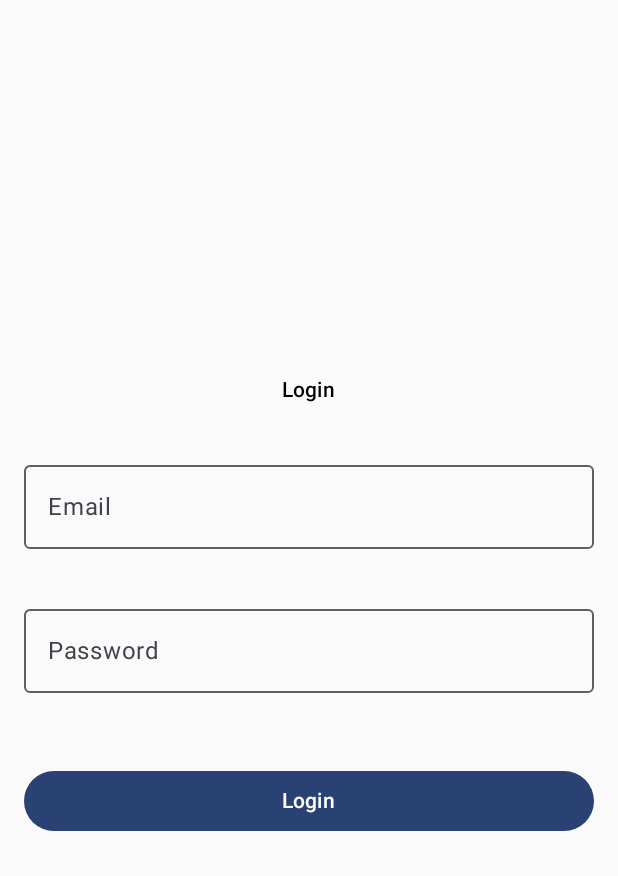
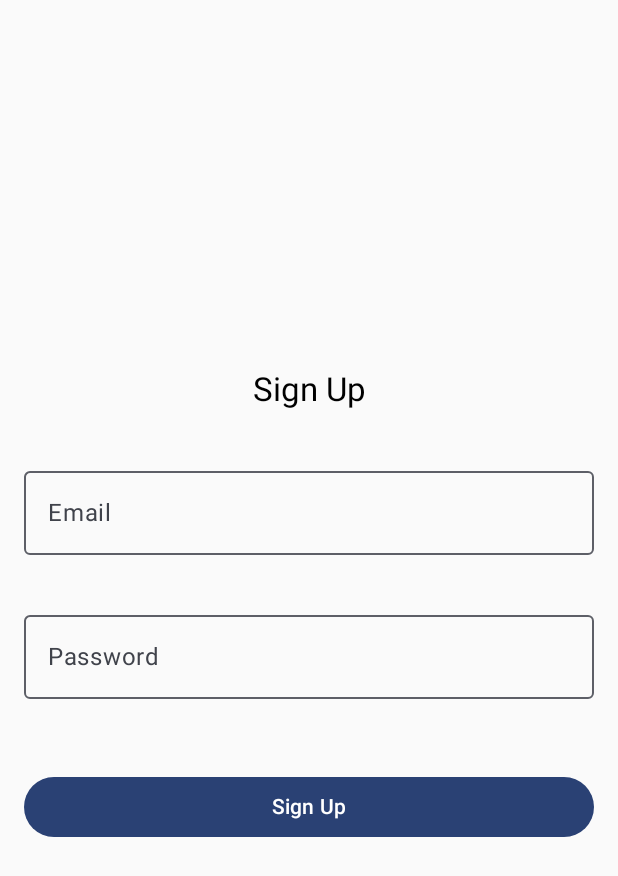
Before and after one commit to mclmarques/Booklub, an Android app built with Jetpack Compose: the screen it shows after launch (MainActivity), on a phone screen of 412 x 824 dp. Shown: the top 876 px of the screen. Run offline under Robolectric (Android 15) with nearby library versions, the phone set to English and light mode, and no system bars; our stand-ins replace Firebase (no records; nobody signed in at launch, a user with empty details on screens opened directly).

Commit message:
Added test screen login + sign up Added logic for login + sign up Other improvements

```diff
--- a/app/build.gradle.kts
+++ b/app/build.gradle.kts
@@ -79,5 +79,11 @@ dependencies {
 
     implementation (libs.androidx.lifecycle.viewmodel.compose)
 
+    //Coil
+    implementation("io.coil-kt:coil-compose:2.7.0")
+
+    //Icons
+    implementation("androidx.compose.material:material-icons-extended:1.6.0")
+
 
 }
--- a/app/src/main/AndroidManifest.xml
+++ b/app/src/main/AndroidManifest.xml
@@ -1,7 +1,7 @@
 <?xml version="1.0" encoding="utf-8"?>
 <manifest xmlns:android="http://schemas.android.com/apk/res/android"
     xmlns:tools="http://schemas.android.com/tools">
-
+    <uses-permission android:name="android.permission.INTERNET"/>
     <application
         android:allowBackup="true"
         android:dataExtractionRules="@xml/data_extraction_rules"
--- a/app/src/main/java/com/booklub/MainActivity.kt
+++ b/app/src/main/java/com/booklub/MainActivity.kt
@@ -12,7 +12,10 @@ import androidx.compose.runtime.Composable
 import androidx.compose.ui.Modifier
 import androidx.compose.ui.tooling.preview.Preview
 import com.booklub.ui.LoginScreen
+import com.booklub.ui.SignUpScreen
 import com.booklub.ui.theme.BooklubTheme
+import com.booklub.ui.theme.ForumScreen
+import com.booklub.ui.theme.MainScreenViewModel
 
 class MainActivity : ComponentActivity() {
     override fun onCreate(savedInstanceState: Bundle?) {
@@ -20,7 +23,9 @@ class MainActivity : ComponentActivity() {
         enableEdgeToEdge()
         setContent {
             BooklubTheme {
-                LoginScreen(onLoginSuccess = {/*TODO*/})
+                SignUpScreen {
+                    ForumScreen();
+                }
             }
         }
     }
--- a/app/src/main/java/com/booklub/ui/LoginScreen.kt
+++ b/app/src/main/java/com/booklub/ui/LoginScreen.kt
@@ -21,19 +21,15 @@ import androidx.compose.ui.Alignment
 import androidx.compose.ui.Modifier
 import androidx.compose.ui.graphics.Color
 import androidx.compose.ui.text.input.PasswordVisualTransformation
+import androidx.compose.ui.tooling.preview.Preview
 import androidx.compose.ui.unit.dp
 import androidx.lifecycle.viewmodel.compose.viewModel
-import androidx.compose.runtime.*
-import androidx.compose.foundation.layout.*
-import androidx.compose.material.*
-import androidx.compose.ui.tooling.preview.Preview
 
 
 @Composable
 fun LoginScreen(viewModel: LoginViewModel = viewModel(), onLoginSuccess: () -> Unit) {
     var email by remember { mutableStateOf("") }
     var password by remember { mutableStateOf("") }
-
     val loginState = viewModel.loginState
 
     Column(
--- a/app/src/main/java/com/booklub/ui/SignupScreen.kt
+++ b/app/src/main/java/com/booklub/ui/SignupScreen.kt
@@ -1 +1,76 @@
 package com.booklub.ui
+
+import androidx.compose.foundation.layout.Arrangement
+import androidx.compose.foundation.layout.Column
+import androidx.compose.foundation.layout.Spacer
+import androidx.compose.foundation.layout.fillMaxSize
+import androidx.compose.foundation.layout.fillMaxWidth
+import androidx.compose.foundation.layout.height
+import androidx.compose.foundation.layout.padding
+import androidx.compose.material3.Button
+import androidx.compose.material3.CircularProgressIndicator
+import androidx.compose.material3.MaterialTheme
+import androidx.compose.material3.OutlinedTextField
+import androidx.compose.material3.Text
+import androidx.compose.runtime.Composable
+import androidx.compose.runtime.getValue
+import androidx.compose.runtime.mutableStateOf
+import androidx.compose.runtime.remember
+import androidx.compose.runtime.setValue
+import androidx.compose.ui.Alignment
+import androidx.compose.ui.Modifier
+import androidx.compose.ui.graphics.Color
+import androidx.compose.ui.text.input.PasswordVisualTransformation
+import androidx.compose.ui.unit.dp
+import androidx.lifecycle.viewmodel.compose.viewModel
+import androidx.compose.runtime.*
+import androidx.compose.foundation.layout.*
+import androidx.compose.material.*
+import androidx.compose.ui.tooling.preview.Preview
+
+@Composable
+fun SignUpScreen(viewModel: SingupViewModel = viewModel(), onSignUpSuccess: () -> Unit) {
+    var email by remember { mutableStateOf("") }
+    var password by remember { mutableStateOf("") }
+    val signUpState = viewModel.signUpState
+
+    Column(
+        modifier = Modifier.fillMaxSize(),
+        horizontalAlignment = Alignment.CenterHorizontally,
+        verticalArrangement = Arrangement.Center
+    ) {
+        Text(text = "Sign Up", style = MaterialTheme.typography.titleLarge)
+        Spacer(modifier = Modifier.height(16.dp))
+
+        OutlinedTextField(
+            value = email,
+            onValueChange = { email = it },
+            label = { Text("Email") },
+            modifier = Modifier.fillMaxWidth().padding(16.dp)
+        )
+
+        OutlinedTextField(
+            value = password,
+            onValueChange = { password = it },
+            label = { Text("Password") },
+            modifier = Modifier.fillMaxWidth().padding(16.dp),
+            visualTransformation = PasswordVisualTransformation()
+        )
+
+        Spacer(modifier = Modifier.height(16.dp))
+
+        when (signUpState) {
+            is SingupViewModel.SignUpState.Loading -> CircularProgressIndicator()
+            is SingupViewModel.SignUpState.Error -> Text(text = (signUpState as SingupViewModel.SignUpState.Error).message, color = Color.Red)
+            is SingupViewModel.SignUpState.Success -> {
+                onSignUpSuccess()
+            }
+            else -> Button(
+                onClick = { viewModel.signUp(email, password) },
+                modifier = Modifier.fillMaxWidth().padding(16.dp)
+            ) {
+                Text("Sign Up")
+            }
+        }
+    }
+}
--- a/app/src/main/java/com/booklub/ui/SingupViewModel.kt
+++ b/app/src/main/java/com/booklub/ui/SingupViewModel.kt
@@ -1,4 +1,33 @@
 package com.booklub.ui
 
-class SingupViewModel {
+import androidx.compose.runtime.getValue
+import androidx.compose.runtime.mutableStateOf
+import androidx.compose.runtime.setValue
+import androidx.lifecycle.ViewModel
+import com.google.firebase.auth.FirebaseAuth
+
+class SingupViewModel: ViewModel() {
+    private val auth: FirebaseAuth = FirebaseAuth.getInstance()
+
+    var signUpState by mutableStateOf<SignUpState>(SignUpState.Idle)
+        private set
+
+    fun signUp(email: String, password: String) {
+        signUpState = SignUpState.Loading
+        auth.createUserWithEmailAndPassword(email, password)
+            .addOnCompleteListener { task ->
+                if (task.isSuccessful) {
+                    signUpState = SignUpState.Success
+                } else {
+                    signUpState = SignUpState.Error(task.exception?.message ?: "Sign-up failed")
+                }
+            }
+    }
+
+    sealed class SignUpState {
+        object Idle : SignUpState()
+        object Loading : SignUpState()
+        object Success : SignUpState()
+        data class Error(val message: String) : SignUpState()
+    }
 }
```
Also changed, not shown: app/src/main/java/com/booklub/ui/theme/MainScreen.kt (added, +77 -0 lines), app/src/main/java/com/booklub/ui/theme/MainScreenViewModel.kt (added, +23 -0 lines).
